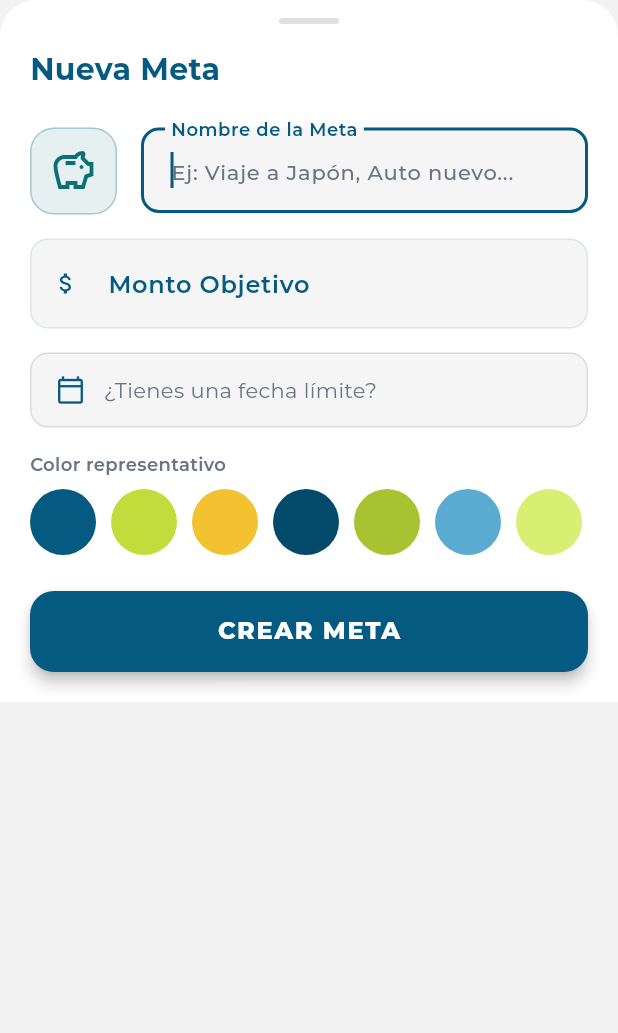
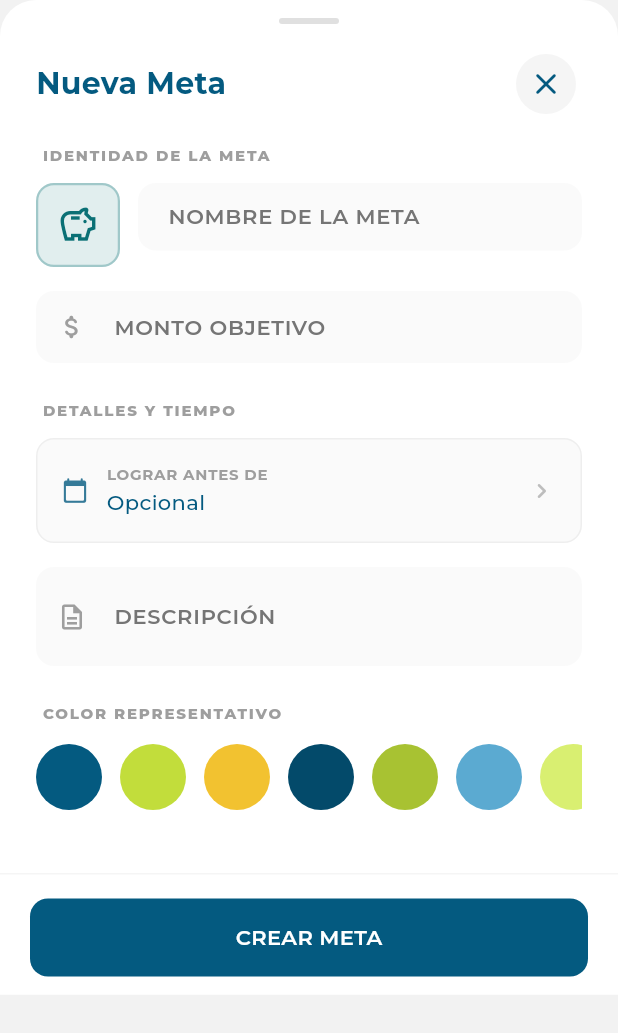
Before and after one commit to SAlejandroHP/finanzas-personales, a Flutter app: the GoalFormBottomSheet widget shown alone on an empty page, opened directly, on a phone screen of 412 x 824 dp. Shown: the top 1033 px of the screen. Run offline on Flutter 3.47's test engine with Material 3 defaults, Android fonts, the light colour scheme and no system bars; our stand-ins replace camera, fl_chart, flutter_dotenv, flutter_riverpod, flutter_secure_storage, go_router and 10 more; missing offline and left inert: google_mlkit_text_recognition; accounts and stored records are empty.

Commit message:
style: homologar formularios de deudas y metas con el sistema de diseño
- Implementación de AppTextField en DebtFormSheet y GoalFormBottomSheet para consistencia visual.
- Actualización de selectores de fecha, cuentas e iconos con diseño premium de tiles.
- Integración de barra de herramientas adaptativa para el teclado (Ocultar/Siguiente).
- Unificación de estilos en encabezados de sección y espaciados (AppColors).
- Mejora en el flujo de guardado con feedback de Toast y refresco de datos optimizado.

```diff
--- a/lib/features/goals/presentation/widgets/goal_form_bottom_sheet.dart
+++ b/lib/features/goals/presentation/widgets/goal_form_bottom_sheet.dart
@@ -5,6 +5,9 @@ import 'package:uuid/uuid.dart';
 import 'package:intl/intl.dart';
 import '../../../../core/constants/app_colors.dart';
 import '../../../../core/services/finance_service.dart';
+import '../../../../core/widgets/app_button.dart';
+import '../../../../core/widgets/app_text_field.dart';
+import '../../../../core/widgets/app_toast.dart';
 import '../providers/goals_provider.dart';
 import '../../models/goal_model.dart';
 
@@ -22,6 +25,9 @@ class _GoalFormBottomSheetState extends ConsumerState<GoalFormBottomSheet> {
   late TextEditingController _titleController;
   late TextEditingController _amountController;
   late TextEditingController _descriptionController;
+  final _titleFocusNode = FocusNode();
+  final _amountFocusNode = FocusNode();
+  final _descriptionFocusNode = FocusNode();
   DateTime? _selectedDeadline;
   String _selectedIcon = 'savings';
   String _selectedColorHex = '#0A7075';
@@ -48,6 +54,9 @@ class _GoalFormBottomSheetState extends ConsumerState<GoalFormBottomSheet> {
     _titleController.dispose();
     _amountController.dispose();
     _descriptionController.dispose();
+    _titleFocusNode.dispose();
+    _amountFocusNode.dispose();
+    _descriptionFocusNode.dispose();
     super.dispose();
   }
 
@@ -113,8 +122,18 @@ class _GoalFormBottomSheetState extends ConsumerState<GoalFormBottomSheet> {
       } else {
         await ref.read(goalsNotifierProvider.notifier).updateGoal(goal);
       }
+
+      if (mounted) {
+        showAppToast(context, message: 'Meta guardada', type: ToastType.success);
+        Navigator.pop(context);
+      }
+
+      // Refrescar después del pop
+      Future.delayed(const Duration(milliseconds: 300), () {
+        if (ref.context.mounted) {
           ref.read(financeServiceProvider).refreshAll();
-      if (mounted) Navigator.pop(context);
+        }
+      });
     } catch (e) {
       // Manejo de error
     }
@@ -123,71 +142,93 @@ class _GoalFormBottomSheetState extends ConsumerState<GoalFormBottomSheet> {
   @override
   Widget build(BuildContext context) {
     final isDark = Theme.of(context).brightness == Brightness.dark;
-    final bottomInset = MediaQuery.of(context).viewInsets.bottom;
+    final surfaceColor = isDark ? AppColors.surfaceDark : Colors.white;
 
     return Container(
-      padding: EdgeInsets.only(
-        left: 20, right: 20, top: 12,
-        bottom: 20 + bottomInset,
+      decoration: BoxDecoration(
+        color: surfaceColor,
+        borderRadius: const BorderRadius.vertical(top: Radius.circular(AppColors.radiusXLarge)),
       ),
+      child: Padding(
+        padding: EdgeInsets.only(bottom: MediaQuery.of(context).viewInsets.bottom),
+        child: Column(
+          mainAxisSize: MainAxisSize.min,
+          children: [
+            // Handle
+            Container(
+              margin: const EdgeInsets.only(top: 12, bottom: 8),
+              width: 40, height: 4,
               decoration: BoxDecoration(
-        color: isDark ? const Color(0xFF1E1E1E) : Colors.white,
-        borderRadius: const BorderRadius.vertical(top: Radius.circular(24)),
+                color: isDark ? Colors.white24 : Colors.black12,
+                borderRadius: BorderRadius.circular(2),
               ),
+            ),
+
+            // Header con botón cerrar
+            Padding(
+              padding: const EdgeInsets.symmetric(horizontal: 24, vertical: 8),
+              child: Row(
+                mainAxisAlignment: MainAxisAlignment.spaceBetween,
+                children: [
+                  Text(
+                    widget.goal == null ? 'Nueva Meta' : 'Editar Meta',
+                    style: GoogleFonts.montserrat(
+                      fontSize: 20,
+                      fontWeight: FontWeight.w700,
+                      color: isDark ? Colors.white : AppColors.textPrimary,
+                    ),
+                  ),
+                  IconButton(
+                    icon: const Icon(Icons.close_rounded),
+                    onPressed: () => Navigator.pop(context),
+                    style: IconButton.styleFrom(
+                      backgroundColor: isDark ? Colors.white10 : Colors.grey[100],
+                    ),
+                  ),
+                ],
+              ),
+            ),
+
+            Flexible(
+              child: SingleChildScrollView(
+                padding: const EdgeInsets.symmetric(horizontal: 24, vertical: 8),
                 child: Form(
                   key: _formKey,
-        child: SingleChildScrollView(
                   child: Column(
-            mainAxisSize: MainAxisSize.min,
                     crossAxisAlignment: CrossAxisAlignment.start,
                     children: [
-              Center(
-                child: Container(
-                  width: 40, height: 4,
-                  decoration: BoxDecoration(color: Colors.grey[300], borderRadius: BorderRadius.circular(2)),
-                ),
-              ),
-              const SizedBox(height: 16),
-              Text(
-                widget.goal == null ? 'Nueva Meta' : 'Editar Meta',
-                style: GoogleFonts.montserrat(fontSize: 20, fontWeight: FontWeight.w700),
-              ),
-              const SizedBox(height: 24),
-
-              // Icono y Título
+                      _buildSectionHeader('IDENTIDAD DE LA META', isDark),
+                      const SizedBox(height: 12),
                       Row(
                         crossAxisAlignment: CrossAxisAlignment.start,
                         children: [
                           GestureDetector(
                             onTap: _showIconPicker,
                             child: Container(
-                      padding: const EdgeInsets.all(12),
+                              height: 56, width: 56,
                               decoration: BoxDecoration(
-                        color: Color(int.parse(_selectedColorHex.replaceFirst('#', '0xFF'))).withOpacity(0.1),
-                        borderRadius: BorderRadius.circular(16),
-                        border: Border.all(color: Color(int.parse(_selectedColorHex.replaceFirst('#', '0xFF'))).withOpacity(0.3)),
+                                color: Color(int.parse(_selectedColorHex.replaceFirst('#', '0xFF'))).withOpacity(0.12),
+                                borderRadius: BorderRadius.circular(AppColors.radiusMedium),
+                                border: Border.all(
+                                  color: Color(int.parse(_selectedColorHex.replaceFirst('#', '0xFF'))).withOpacity(0.3),
+                                  width: 1.5,
+                                ),
                               ),
                               child: Icon(
                                 _getIconData(_selectedIcon),
                                 color: Color(int.parse(_selectedColorHex.replaceFirst('#', '0xFF'))),
-                        size: 32,
+                                size: 28,
                               ),
                             ),
                           ),
-                  const SizedBox(width: 16),
+                          const SizedBox(width: 12),
                           Expanded(
-                    child: TextFormField(
+                            child: AppTextField(
+                              label: 'NOMBRE DE LA META',
                               controller: _titleController,
+                              focusNode: _titleFocusNode,
+                              hintText: 'Ej: Viaje a Japón, Auto nuevo...',
                               textCapitalization: TextCapitalization.sentences,
-                      style: GoogleFonts.montserrat(fontWeight: FontWeight.w600),
-                      decoration: InputDecoration(
-                        labelText: 'Nombre de la Meta',
-                        hintText: 'Ej: Viaje a Japón, Auto nuevo...',
-                        border: OutlineInputBorder(borderRadius: BorderRadius.circular(12)),
-                        filled: true,
-                        fillColor: isDark ? Colors.white.withOpacity(0.05) : Colors.grey[100],
-                      ),
-                      autofocus: true,
                               validator: (v) => v == null || v.isEmpty ? 'Requerido' : null,
                             ),
                           ),
@@ -195,115 +236,215 @@ class _GoalFormBottomSheetState extends ConsumerState<GoalFormBottomSheet> {
                       ),
                       const SizedBox(height: 16),
 
-              TextFormField(
+                      AppTextField(
+                        label: 'MONTO OBJETIVO',
                         controller: _amountController,
+                        focusNode: _amountFocusNode,
+                        prefixIcon: Icons.attach_money_rounded,
                         keyboardType: const TextInputType.numberWithOptions(decimal: true),
-                textInputAction: TextInputAction.done,
-                style: GoogleFonts.montserrat(fontWeight: FontWeight.w700, fontSize: 18),
-                decoration: InputDecoration(
-                  labelText: 'Monto Objetivo',
-                  prefixIcon: const Icon(Icons.attach_money),
-                  border: OutlineInputBorder(borderRadius: BorderRadius.circular(12)),
-                  filled: true,
-                  fillColor: isDark ? Colors.white.withOpacity(0.05) : Colors.grey[100],
-                ),
+                        hintText: '0.00',
                         validator: (v) => v == null || v.isEmpty ? 'Ingresa un monto' : null,
                       ),
-              const SizedBox(height: 16),
+                      const SizedBox(height: 24),
 
-              // Fecha Límite
-              GestureDetector(
+                      _buildSectionHeader('DETALLES Y TIEMPO', isDark),
+                      const SizedBox(height: 12),
+                      _buildSelectorTile(
+                        label: 'LOGRAR ANTES DE',
+                        value: _selectedDeadline == null
+                            ? 'Opcional'
+                            : DateFormat('dd MMMM yyyy', 'es').format(_selectedDeadline!),
+                        icon: Icons.calendar_today_rounded,
                         onTap: _selectDeadline,
-                child: Container(
-                  padding: const EdgeInsets.symmetric(horizontal: 16, vertical: 14),
-                  decoration: BoxDecoration(
-                    color: isDark ? Colors.white.withOpacity(0.05) : Colors.grey[100],
-                    borderRadius: BorderRadius.circular(12),
-                    border: Border.all(color: Colors.grey.withOpacity(0.3)),
-                  ),
-                  child: Row(
-                    children: [
-                      Icon(Icons.calendar_today_outlined, color: AppColors.primary, size: 20),
-                      const SizedBox(width: 12),
-                      Expanded(
-                        child: Text(
-                          _selectedDeadline == null ? '¿Tienes una fecha límite?' : 'Lograr antes de: ${DateFormat('dd MMMM yyyy').format(_selectedDeadline!)}',
-                          style: GoogleFonts.montserrat(
-                            fontSize: 14,
-                            fontWeight: _selectedDeadline != null ? FontWeight.w600 : FontWeight.w400,
-                            color: _selectedDeadline != null ? AppColors.textPrimary : AppColors.description,
-                          ),
-                        ),
-                      ),
-                      if (_selectedDeadline != null)
-                        IconButton(
-                          icon: const Icon(Icons.close, size: 18),
+                        isDark: isDark,
+                        trailing: _selectedDeadline != null
+                          ? IconButton(
+                              icon: const Icon(Icons.close_rounded, size: 18),
                               onPressed: () => setState(() => _selectedDeadline = null),
-                        ),
-                    ],
-                  ),
-                ),
+                              visualDensity: VisualDensity.compact,
+                            )
+                          : null,
                       ),
                       const SizedBox(height: 16),
+                      AppTextField(
+                        label: 'DESCRIPCIÓN',
+                        controller: _descriptionController,
+                        focusNode: _descriptionFocusNode,
+                        prefixIcon: Icons.description_outlined,
+                        hintText: '¿Por qué quieres lograr esta meta?',
+                        maxLines: 2,
+                        textCapitalization: TextCapitalization.sentences,
+                      ),
+                      const SizedBox(height: 24),
 
-              // Color Picker (Simple)
-              Text(
-                'Color representativo',
-                style: GoogleFonts.montserrat(fontSize: 12, fontWeight: FontWeight.w600, color: AppColors.description),
-              ),
-              const SizedBox(height: 8),
+                      _buildSectionHeader('COLOR REPRESENTATIVO', isDark),
+                      const SizedBox(height: 12),
                       SizedBox(
-                height: 44,
+                        height: 48,
                         child: ListView.separated(
                           scrollDirection: Axis.horizontal,
+                          physics: const BouncingScrollPhysics(),
                           itemCount: AppColors.categoryColors.length,
-                  separatorBuilder: (_, __) => const SizedBox(width: 10),
+                          separatorBuilder: (_, __) => const SizedBox(width: 12),
                           itemBuilder: (context, index) {
                             final color = AppColors.categoryColors[index];
                             final hex = '#${color.value.toRadixString(16).substring(2).toUpperCase()}';
                             final isSelected = _selectedColorHex == hex;
                             return GestureDetector(
                               onTap: () => setState(() => _selectedColorHex = hex),
-                      child: Container(
+                              child: AnimatedContainer(
+                                duration: const Duration(milliseconds: 200),
                                 width: 44,
                                 decoration: BoxDecoration(
                                   color: color,
                                   shape: BoxShape.circle,
-                          border: isSelected ? Border.all(color: Colors.black, width: 3) : null,
-                          boxShadow: [
-                            if (isSelected)
-                              BoxShadow(color: color.withOpacity(0.4), blurRadius: 8, spreadRadius: 2),
-                          ],
+                                  border: Border.all(
+                                    color: isSelected ? (isDark ? Colors.white : Colors.black) : Colors.transparent,
+                                    width: 3,
                                   ),
-                        child: isSelected ? const Icon(Icons.check, color: Colors.white) : null,
+                                  boxShadow: isSelected ? [
+                                    BoxShadow(color: color.withOpacity(0.4), blurRadius: 10, spreadRadius: 2)
+                                  ] : null,
+                                ),
+                                child: isSelected ? Icon(Icons.check_rounded, color: color.computeLuminance() > 0.5 ? Colors.black : Colors.white, size: 20) : null,
                               ),
                             );
                           },
                         ),
                       ),
-              const SizedBox(height: 24),
+                      const SizedBox(height: 32),
+                    ],
+                  ),
+                ),
+              ),
+            ),
+            _buildAdaptiveFooter(isDark),
+          ],
+        ),
+      ),
+    );
+  }
 
-              // Botón Guardar
-              SizedBox(
-                width: double.infinity,
-                height: 54,
-                child: ElevatedButton(
-                  onPressed: _save,
-                  style: ElevatedButton.styleFrom(
-                    backgroundColor: AppColors.primary,
-                    foregroundColor: Colors.white,
-                    shape: RoundedRectangleBorder(borderRadius: BorderRadius.circular(16)),
-                    elevation: 4,
+  Widget _buildSectionHeader(String title, bool isDark) {
+    return Padding(
+      padding: const EdgeInsets.only(left: 4),
+      child: Text(
+        title,
+        style: GoogleFonts.montserrat(
+          fontSize: 10,
+          fontWeight: FontWeight.w800,
+          letterSpacing: 1.2,
+          color: isDark ? Colors.white38 : Colors.grey[500],
         ),
-                  child: Text(
-                    widget.goal == null ? 'CREAR META' : 'ACTUALIZAR META',
-                    style: GoogleFonts.montserrat(fontWeight: FontWeight.w800, fontSize: 16, letterSpacing: 1.1),
       ),
+    );
+  }
+
+  Widget _buildSelectorTile({
+    required String label,
+    required String value,
+    required IconData icon,
+    required VoidCallback onTap,
+    required bool isDark,
+    Widget? trailing,
+  }) {
+    return InkWell(
+      onTap: onTap,
+      borderRadius: BorderRadius.circular(AppColors.radiusMedium),
+      child: Container(
+        padding: const EdgeInsets.all(AppColors.md),
+        decoration: BoxDecoration(
+          color: isDark ? Colors.white.withOpacity(0.05) : Colors.grey[50],
+          borderRadius: BorderRadius.circular(AppColors.radiusMedium),
+          border: Border.all(color: isDark ? Colors.white10 : Colors.grey[200]!, width: 1),
+        ),
+        child: Row(
+          children: [
+            Icon(icon, color: isDark ? Colors.white70 : AppColors.textPrimary.withOpacity(0.8), size: 18),
+            const SizedBox(width: 12),
+            Expanded(
+              child: Column(
+                crossAxisAlignment: CrossAxisAlignment.start,
+                mainAxisAlignment: MainAxisAlignment.center,
+                children: [
+                  Text(
+                    label.toUpperCase(),
+                    style: GoogleFonts.montserrat(
+                      fontSize: 10,
+                      fontWeight: FontWeight.w700,
+                      letterSpacing: 0.5,
+                      color: Colors.grey,
+                    ),
+                  ),
+                  const SizedBox(height: 2),
+                  Text(
+                    value,
+                    maxLines: 1,
+                    overflow: TextOverflow.ellipsis,
+                    style: GoogleFonts.montserrat(
+                      fontSize: 14,
+                      fontWeight: FontWeight.w500,
+                      color: isDark ? Colors.white : AppColors.textPrimary,
                     ),
                   ),
                 ],
               ),
             ),
+            if (trailing != null) trailing,
+            const SizedBox(width: 8),
+            Icon(Icons.chevron_right_rounded, color: Colors.grey[400], size: 20),
+          ],
+        ),
+      ),
+    );
+  }
+
+  Widget _buildAdaptiveFooter(bool isDark) {
+    if (MediaQuery.of(context).viewInsets.bottom > 0) {
+      return Container(
+        padding: const EdgeInsets.symmetric(horizontal: 16, vertical: 10),
+        decoration: BoxDecoration(
+          color: isDark ? const Color(0xFF1E1E1E) : Colors.white,
+          border: Border(
+            top: BorderSide(
+              color: isDark ? Colors.white10 : Colors.grey[100]!,
+            ),
+          ),
+        ),
+        child: Row(
+          mainAxisAlignment: MainAxisAlignment.spaceBetween,
+          children: [
+            AppButton(
+              label: 'Ocultar teclado',
+              variant: 'outlined',
+              height: 40,
+              onPressed: () => FocusScope.of(context).unfocus(),
+            ),
+            AppButton(
+              label: 'Siguiente',
+              variant: 'primary',
+              height: 40,
+              onPressed: () => FocusScope.of(context).nextFocus(),
+            ),
+          ],
+        ),
+      );
+    }
+
+    return Container(
+      padding: EdgeInsets.fromLTRB(20, 16, 20, MediaQuery.of(context).padding.bottom + 12),
+      decoration: BoxDecoration(
+        color: isDark ? AppColors.surfaceDark : Colors.white,
+        border: Border(
+          top: BorderSide(
+            color: isDark ? Colors.white10 : Colors.grey[100]!,
+          ),
+        ),
+      ),
+      child: AppButton(
+        label: widget.goal != null ? 'ACTUALIZAR META' : 'CREAR META',
+        onPressed: _save,
+        isFullWidth: true,
       ),
     );
   }
```
Also changed, not shown: lib/features/debts/presentation/widgets/debt_form_sheet.dart (+150 -162 lines). Lines whose indentation alone changed are shown as unchanged.
